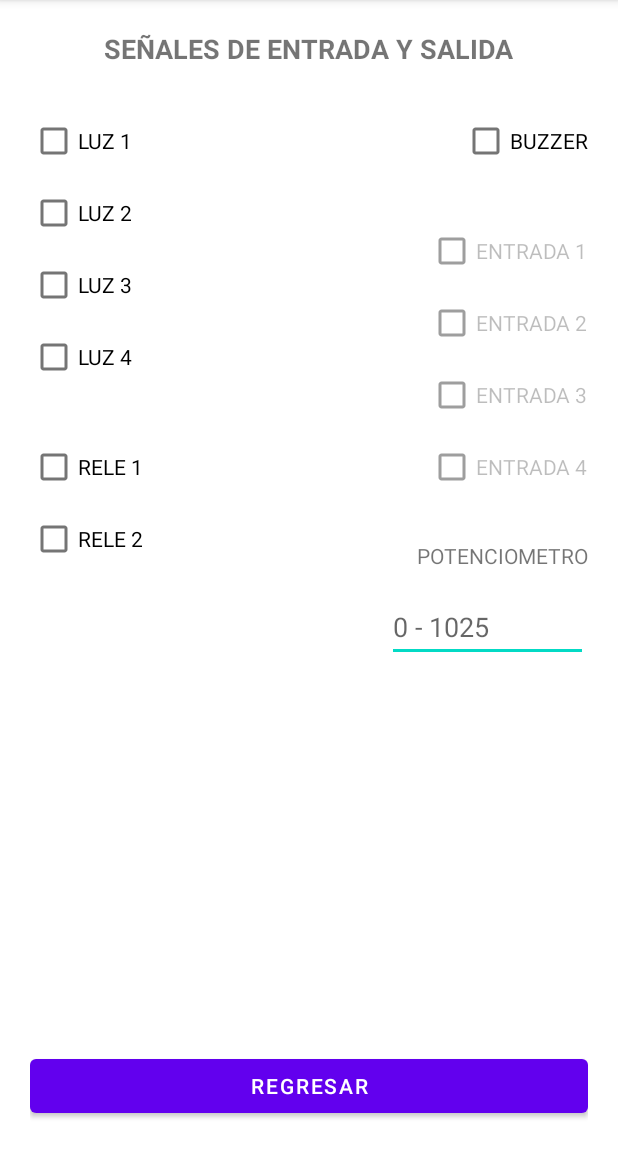
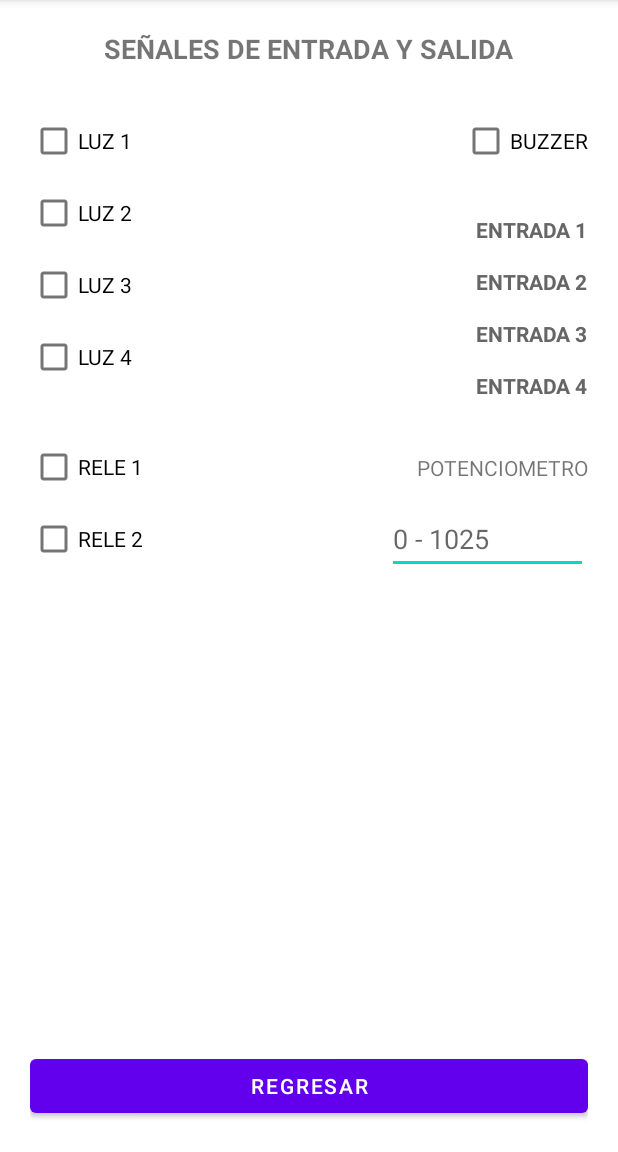
Before and after one commit to caloloc2/app_domotica, an Android app: the TresActivity screen opened directly, with no data from a screen before it, on a phone screen of 412 x 824 dp, the part 84-1236 px from its top. Run offline under Robolectric (Android 15) with nearby library versions, the phone set to English and light mode, and no system bars; our stand-ins replace Firebase (no records; nobody signed in at launch, a user with empty details on screens opened directly); 23 statements that could not run were skipped.

Commit message:
Actualizacion Proyecto

```diff
--- a/app/src/main/java/com/nibemi/domotica/TresActivity.java
+++ b/app/src/main/java/com/nibemi/domotica/TresActivity.java
@@ -1,6 +1,7 @@
 package com.nibemi.domotica;
 
 import androidx.appcompat.app.AppCompatActivity;
+import androidx.core.content.ContextCompat;
 
 import android.content.Intent;
 import android.os.Bundle;
@@ -19,8 +20,8 @@ import com.google.firebase.database.ValueEventListener;
 
 public class TresActivity extends AppCompatActivity {
     Button btn_regresar_tres;
-    CheckBox Luz1, Luz2, Luz3, Luz4, Rele1, Rele2, Entrada1, Entrada2, Entrada3, Entrada4, Buzzer;
-    TextView Potenciometro;
+    CheckBox Luz1, Luz2, Luz3, Luz4, Rele1, Rele2, Buzzer;
+    TextView Entrada1, Entrada2, Entrada3, Entrada4, Potenciometro;
     //Instancia a la base de datos
     FirebaseDatabase fdb = FirebaseDatabase.getInstance();
     //apuntamos al nodo que queremos leer
@@ -39,10 +40,10 @@ public class TresActivity extends AppCompatActivity {
         Rele1 = (CheckBox)findViewById(R.id.Rele1);
         Rele2 = (CheckBox)findViewById(R.id.Rele2);
 
-        Entrada1 = (CheckBox)findViewById(R.id.Entrada1);
-        Entrada2 = (CheckBox)findViewById(R.id.Entrada2);
-        Entrada3 = (CheckBox)findViewById(R.id.Entrada3);
-        Entrada4 = (CheckBox)findViewById(R.id.Entrada4);
+        Entrada1 = (TextView) findViewById(R.id.Entrada1);
+        Entrada2 = (TextView)findViewById(R.id.Entrada2);
+        Entrada3 = (TextView)findViewById(R.id.Entrada3);
+        Entrada4 = (TextView)findViewById(R.id.Entrada4);
 
         Buzzer = (CheckBox)findViewById(R.id.Buzzer);
 
@@ -199,27 +200,27 @@ public class TresActivity extends AppCompatActivity {
                 String val_entrada4 = dataSnapshot.child("Entrada4").getValue().toString();
 
                 if (val_entrada1.equals("1")){
-                    Entrada1.setChecked(true);
+                    Entrada1.setTextColor(ContextCompat.getColor(getApplicationContext(), R.color.encendido));
                 }else{
-                    Entrada1.setChecked(false);
+                    Entrada1.setTextColor(ContextCompat.getColor(getApplicationContext(), R.color.apagado));
                 }
 
                 if (val_entrada2.equals("1")){
-                    Entrada2.setChecked(true);
+                    Entrada2.setTextColor(ContextCompat.getColor(getApplicationContext(), R.color.encendido));
                 }else{
-                    Entrada2.setChecked(false);
+                    Entrada2.setTextColor(ContextCompat.getColor(getApplicationContext(), R.color.apagado));
                 }
 
                 if (val_entrada3.equals("1")){
-                    Entrada3.setChecked(true);
+                    Entrada3.setTextColor(ContextCompat.getColor(getApplicationContext(), R.color.encendido));
                 }else{
-                    Entrada3.setChecked(false);
+                    Entrada3.setTextColor(ContextCompat.getColor(getApplicationContext(), R.color.apagado));
                 }
 
                 if (val_entrada4.equals("1")){
-                    Entrada4.setChecked(true);
+                    Entrada4.setTextColor(ContextCompat.getColor(getApplicationContext(), R.color.encendido));
                 }else{
-                    Entrada4.setChecked(false);
+                    Entrada4.setTextColor(ContextCompat.getColor(getApplicationContext(), R.color.apagado));
                 }
 
                 String val_potenciometro = dataSnapshot.child("Potenciometro").getValue().toString();
--- a/app/src/main/res/layout/activity_tres.xml
+++ b/app/src/main/res/layout/activity_tres.xml
@@ -86,48 +86,11 @@
         app:layout_constraintEnd_toEndOf="parent"
         app:layout_constraintTop_toBottomOf="@+id/textView8" />
 
-    <CheckBox
-        android:id="@+id/Entrada1"
-        android:layout_width="wrap_content"
-        android:layout_height="wrap_content"
-        android:layout_marginTop="25dp"
-        android:enabled="false"
-        android:text="ENTRADA 1"
-        app:layout_constraintEnd_toEndOf="parent"
-        app:layout_constraintTop_toBottomOf="@+id/Buzzer" />
-
-    <CheckBox
-        android:id="@+id/Entrada2"
-        android:layout_width="wrap_content"
-        android:layout_height="wrap_content"
-        android:enabled="false"
-        android:text="ENTRADA 2"
-        app:layout_constraintEnd_toEndOf="parent"
-        app:layout_constraintTop_toBottomOf="@+id/Entrada1" />
-
-    <CheckBox
-        android:id="@+id/Entrada3"
-        android:layout_width="wrap_content"
-        android:layout_height="wrap_content"
-        android:enabled="false"
-        android:text="ENTRADA 3"
-        app:layout_constraintEnd_toEndOf="parent"
-        app:layout_constraintTop_toBottomOf="@+id/Entrada2" />
-
-    <CheckBox
-        android:id="@+id/Entrada4"
-        android:layout_width="wrap_content"
-        android:layout_height="wrap_content"
-        android:enabled="false"
-        android:text="ENTRADA 4"
-        app:layout_constraintEnd_toEndOf="parent"
-        app:layout_constraintTop_toBottomOf="@+id/Entrada3" />
-
     <TextView
         android:id="@+id/textView9"
         android:layout_width="wrap_content"
         android:layout_height="wrap_content"
-        android:layout_marginTop="25dp"
+        android:layout_marginTop="35dp"
         android:text="POTENCIOMETRO"
         app:layout_constraintEnd_toEndOf="parent"
         app:layout_constraintTop_toBottomOf="@+id/Entrada4" />
@@ -143,4 +106,48 @@
         app:layout_constraintEnd_toEndOf="parent"
         app:layout_constraintTop_toBottomOf="@+id/textView9" />
 
+    <TextView
+        android:id="@+id/Entrada1"
+        android:layout_width="wrap_content"
+        android:layout_height="wrap_content"
+        android:layout_marginTop="25dp"
+        android:text="ENTRADA 1"
+        android:textColor="@color/apagado"
+        android:textStyle="bold"
+        app:layout_constraintEnd_toEndOf="parent"
+        app:layout_constraintTop_toBottomOf="@+id/Buzzer" />
+
+    <TextView
+        android:id="@+id/Entrada3"
+        android:layout_width="wrap_content"
+        android:layout_height="wrap_content"
+        android:layout_marginTop="15dp"
+        android:text="ENTRADA 3"
+        android:textColor="@color/apagado"
+        android:textStyle="bold"
+        app:layout_constraintEnd_toEndOf="parent"
+        app:layout_constraintTop_toBottomOf="@+id/Entrada2" />
+
+    <TextView
+        android:id="@+id/Entrada2"
+        android:layout_width="wrap_content"
+        android:layout_height="wrap_content"
+        android:layout_marginTop="15dp"
+        android:text="ENTRADA 2"
+        android:textColor="@color/apagado"
+        android:textStyle="bold"
+        app:layout_constraintEnd_toEndOf="parent"
+        app:layout_constraintTop_toBottomOf="@+id/Entrada1" />
+
+    <TextView
+        android:id="@+id/Entrada4"
+        android:layout_width="wrap_content"
+        android:layout_height="wrap_content"
+        android:layout_marginTop="15dp"
+        android:text="ENTRADA 4"
+        android:textColor="@color/apagado"
+        android:textStyle="bold"
+        app:layout_constraintEnd_toEndOf="parent"
+        app:layout_constraintTop_toBottomOf="@+id/Entrada3" />
+
 </androidx.constraintlayout.widget.ConstraintLayout>
--- a/app/src/main/res/values/colors.xml
+++ b/app/src/main/res/values/colors.xml
@@ -7,4 +7,7 @@
     <color name="teal_700">#FF018786</color>
     <color name="black">#FF000000</color>
     <color name="white">#FFFFFFFF</color>
+
+    <color name="encendido">#20FF50</color>
+    <color name="apagado">#666</color>
 </resources>
```
